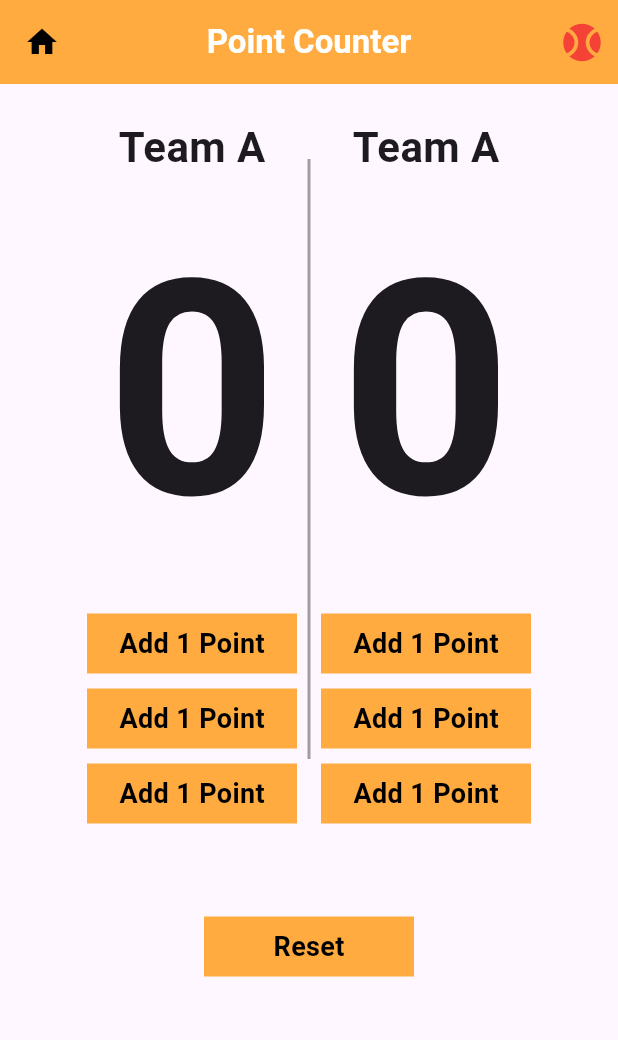
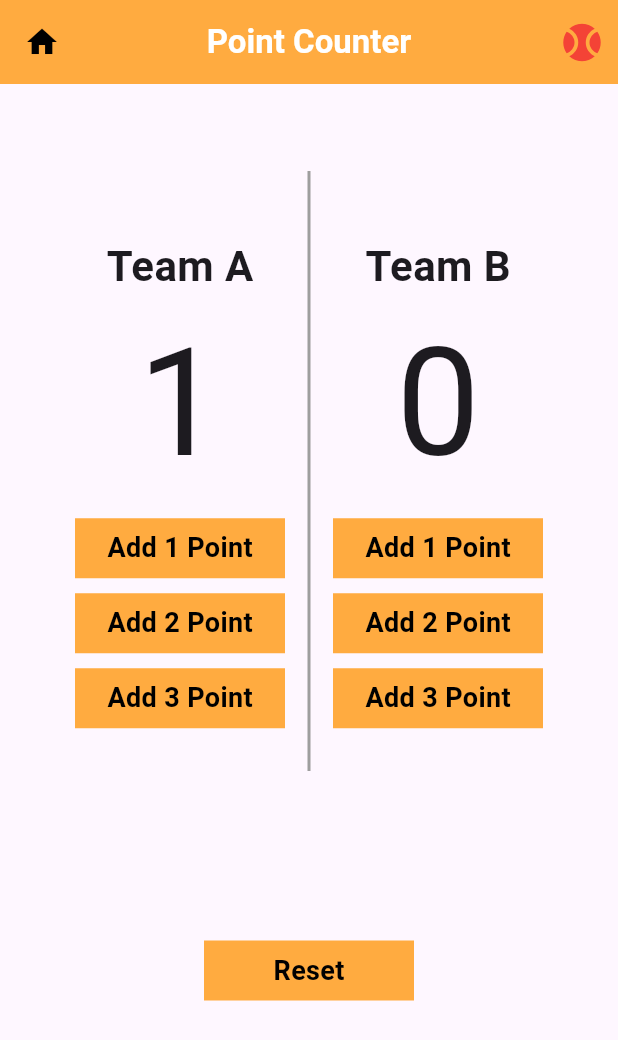
Before and after one commit to jamelalhamd/basketball_calculator, a Flutter app: the screen it shows after launch, after a tap on "Add 1 Point", on a phone screen of 412 x 824 dp. Shown: the top 1040 px of the screen. Run offline on Flutter 3.47's test engine with Material 2 defaults, Android fonts, the phone set to English and light mode, and no system bars.

Commit message:
function done

```diff
--- a/lib/bassketball.dart
+++ b/lib/bassketball.dart
@@ -43,13 +43,15 @@ mainAxisAlignment: MainAxisAlignment.center,
           SizedBox(height: 20),
           Text("Team A",style: TextStyle(fontSize: 28,fontWeight: FontWeight.bold)),
 
-          Text("0",style: TextStyle(fontSize: 200,fontWeight: FontWeight.bold)),
+          Text("$A",style: TextStyle(fontSize: 100,fontWeight: FontWeight.normal)),
 
             Padding(
               padding: EdgeInsets.symmetric(vertical: 5),
               child: GestureDetector(
                 onTap: (){
-
+                  setState(() {
+                    A=A+1;
+                  });
                 },
                 child: Container(
                   color: kcolors,
@@ -64,12 +66,15 @@ mainAxisAlignment: MainAxisAlignment.center,
               child: GestureDetector(
                 onTap: (){
 
+               setState(() {
+                 A=A+2;
+               });
                 },
                 child: Container(
                   color: kcolors,
                   width: 140,
                   height: 40,
-                  child: Center(child: Text('Add 1 Point',style: TextStyle(color: Colors.black,fontWeight: FontWeight.bold,fontSize: 18),)),
+                  child: Center(child: Text('Add 2 Point',style: TextStyle(color: Colors.black,fontWeight: FontWeight.bold,fontSize: 18),)),
                 ),
               ),
             ),
@@ -77,13 +82,15 @@ mainAxisAlignment: MainAxisAlignment.center,
               padding: EdgeInsets.symmetric(vertical: 5),
               child: GestureDetector(
                 onTap: (){
-
+                  setState(() {
+                    A=A+3;
+                  });
                 },
                 child: Container(
                   color: kcolors,
                   width: 140,
                   height: 40,
-                  child: Center(child: Text('Add 1 Point',style: TextStyle(color: Colors.black,fontWeight: FontWeight.bold,fontSize: 18),)),
+                  child: Center(child: Text('Add 3 Point',style: TextStyle(color: Colors.black,fontWeight: FontWeight.bold,fontSize: 18),)),
                 ),
               ),
             ),
@@ -98,7 +105,9 @@ mainAxisAlignment: MainAxisAlignment.center,
 
       ),
 
-              SizedBox(
+              Padding(
+                padding: const EdgeInsets.all(8.0),
+                child: const SizedBox(
                   height: 500,
                   child: VerticalDivider(
                     indent: 50,
@@ -107,20 +116,23 @@ mainAxisAlignment: MainAxisAlignment.center,
                     thickness: 2,
                   ),
                 ),
+              ),
 
               Column(
 
                 children:  [
                   SizedBox(height: 20),
-                  Text("Team A",style: TextStyle(fontSize: 28,fontWeight: FontWeight.bold)),
+                  Text("Team B",style: TextStyle(fontSize: 28,fontWeight: FontWeight.bold)),
 
-                  Text("0",style: TextStyle(fontSize: 200,fontWeight: FontWeight.bold)),
+                  Text("$B",style: TextStyle(fontSize: 100,fontWeight: FontWeight.normal)),
 
                   Padding(
                     padding: EdgeInsets.symmetric(vertical: 5),
                     child: GestureDetector(
                       onTap: (){
-
+                        setState(() {
+                          B=B+1;
+                        });
                       },
                       child: Container(
                         color: kcolors,
@@ -134,13 +146,15 @@ mainAxisAlignment: MainAxisAlignment.center,
                     padding: EdgeInsets.symmetric(vertical: 5),
                     child: GestureDetector(
                       onTap: (){
-
+                        setState(() {
+                          B=B+2;
+                        });
                       },
                       child: Container(
                         color: kcolors,
                         width: 140,
                         height: 40,
-                        child: Center(child: Text('Add 1 Point',style: TextStyle(color: Colors.black,fontWeight: FontWeight.bold,fontSize: 18),)),
+                        child: Center(child: Text('Add 2 Point',style: TextStyle(color: Colors.black,fontWeight: FontWeight.bold,fontSize: 18),)),
                       ),
                     ),
                   ),
@@ -148,13 +162,15 @@ mainAxisAlignment: MainAxisAlignment.center,
                     padding: EdgeInsets.symmetric(vertical: 5),
                     child: GestureDetector(
                       onTap: (){
-
+                        setState(() {
+                          B=B+3;
+                        });
                       },
                       child: Container(
                         color: kcolors,
                         width: 140,
                         height: 40,
-                        child: Center(child: Text('Add 1 Point',style: TextStyle(color: Colors.black,fontWeight: FontWeight.bold,fontSize: 18),)),
+                        child: Center(child: Text('Add 3 Point',style: TextStyle(color: Colors.black,fontWeight: FontWeight.bold,fontSize: 18),)),
                       ),
                     ),
                   ),
@@ -179,7 +195,10 @@ mainAxisAlignment: MainAxisAlignment.center,
             padding: EdgeInsets.symmetric(vertical: 5),
             child: GestureDetector(
               onTap: (){
-
+                setState(() {
+                  B=0;
+                  A=0;
+                });
               },
               child: Container(
                 color: kcolors,
```
Lines whose indentation alone changed are shown as unchanged.
